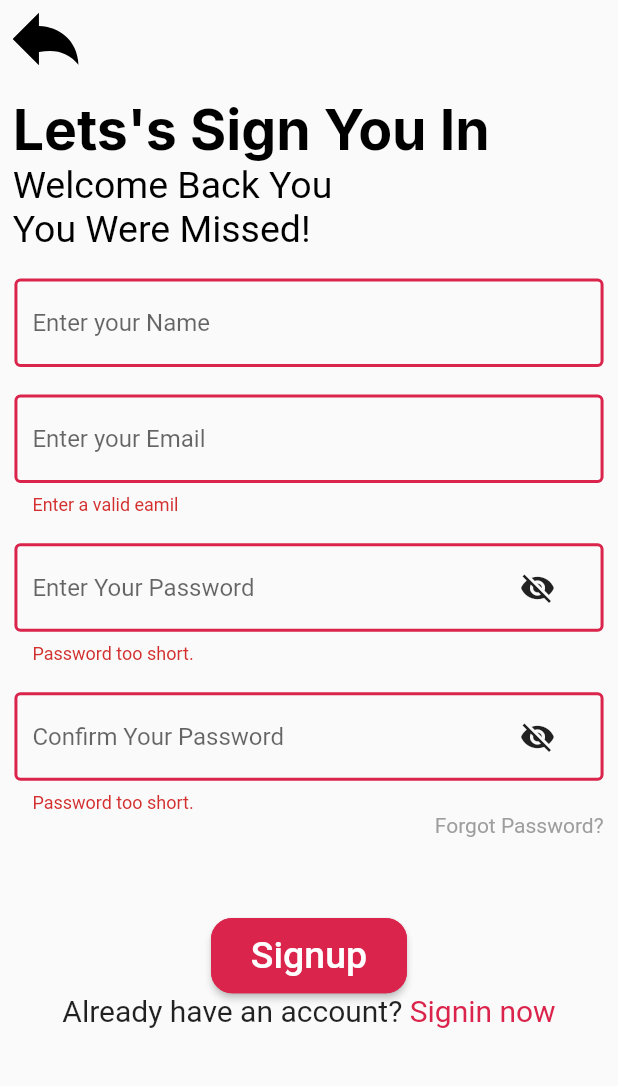
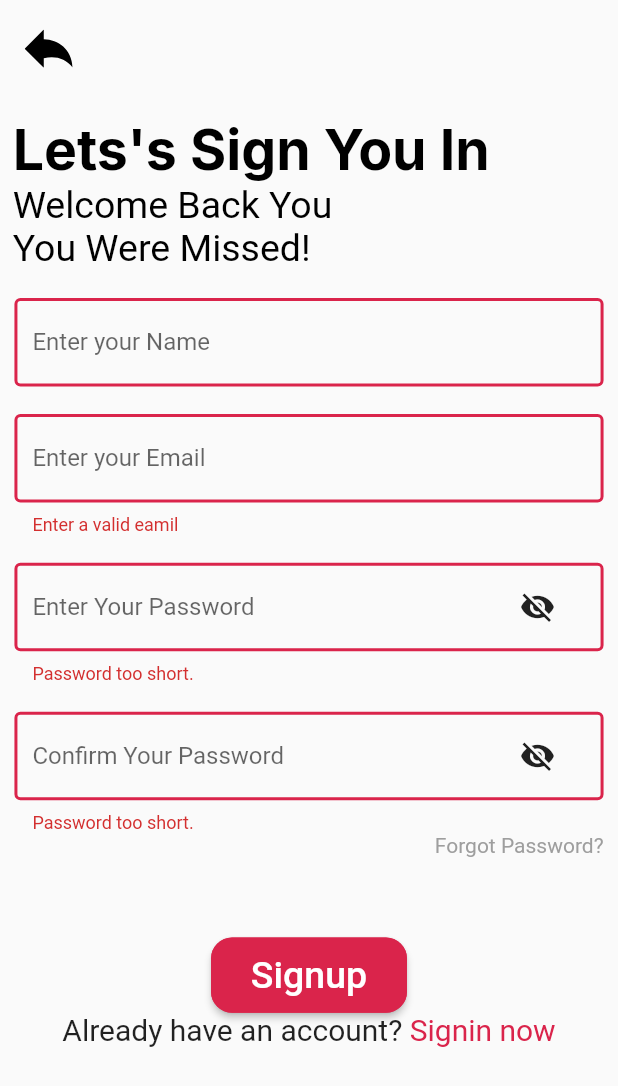
Before and after one commit to BharathKumar-99/srab, a Flutter app: the Register screen opened by its route, after a tap on "Signup", on a phone screen of 412 x 824 dp. Shown: the top 1086 px of the screen. Run offline on Flutter 3.47's test engine with Material 2 defaults, Android fonts, the phone set to English and light mode, and no system bars; our stand-ins replace cloud_firestore, firebase_auth, firebase_core, flutter_svg, google_fonts; accounts and stored records are empty; network calls fail; Roboto replaces fonts that are missing (Iceland, Tinos).

Commit message:
back btn for login

```diff
--- a/lib/Screens/Register.dart
+++ b/lib/Screens/Register.dart
@@ -139,7 +139,10 @@ class _RegisterState extends State<Register> {
             child:
                 Icon(_obscureText ? Icons.visibility_off : Icons.visibility)),
       ),
-      validator: (val) => val!.length < 6 ? 'Password too short.' : null,
+      validator: (val) =>
+      val!.length < 6 ? 'Password too short.' : null
+
+       ,
       onSaved: (val) {
         _passwordlength = val!;
         _password = val;
@@ -157,7 +160,10 @@ class _RegisterState extends State<Register> {
             children: [
               Align(
                   alignment: Alignment.topLeft,
-                  child: SvgPicture.asset("assets/login_back.svg")),
+                  child: IconButton(icon: SvgPicture.asset("assets/login_back.svg"), onPressed: () {
+                  Navigator.pop(context);
+                 },)
+                  ),
               SizedBox(
                 height: twentyheight,
               ),
@@ -224,12 +230,15 @@ class _RegisterState extends State<Register> {
                     setState(() {
                       _isloading = true;
                     });
-                    if (_formkeyregister.currentState!.validate()) {
+                    if (_formkeyregister.currentState!.validate() && passwordsignup.text==confirmpasswordsignup.text) {
                       var res=await context.read<AuthenticationServices>().signup(email: emailsignup.text, fullName: signupname.text,
                      password: passwordsignup.text,);
-Navigator.pushNamed(context, '/Redirector');
+                      Navigator.pushNamed(context, '/Redirector');
                     }
-
+                   if(passwordsignup.text!=confirmpasswordsignup.text){
+                     SnackBar snackBar=SnackBar(content: Text("Password Mismatch"));
+                   ScaffoldMessenger.of(context).showSnackBar(snackBar);
+                   }
                     setState(() {
                       _isloading = false;
                     });
--- a/lib/Services/autentication.dart
+++ b/lib/Services/autentication.dart
@@ -42,7 +42,8 @@ class AuthenticationServices {
           .set(user.toJson());
       return "Signedup";
     } on FirebaseAuthException catch (e) {
-      return e.message.toString();
+      print(e.toString());
+      return e.toString();
     }
   }
 }
```
Also changed, not shown: lib/Screens/Login.dart (+8 -1 lines).
